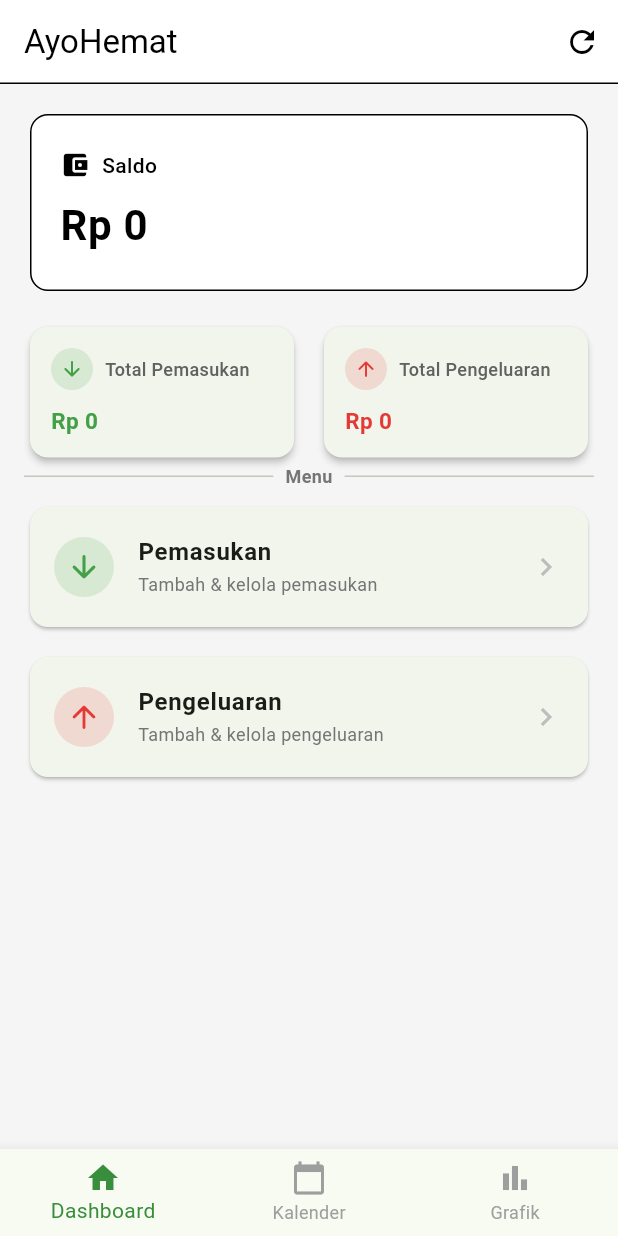
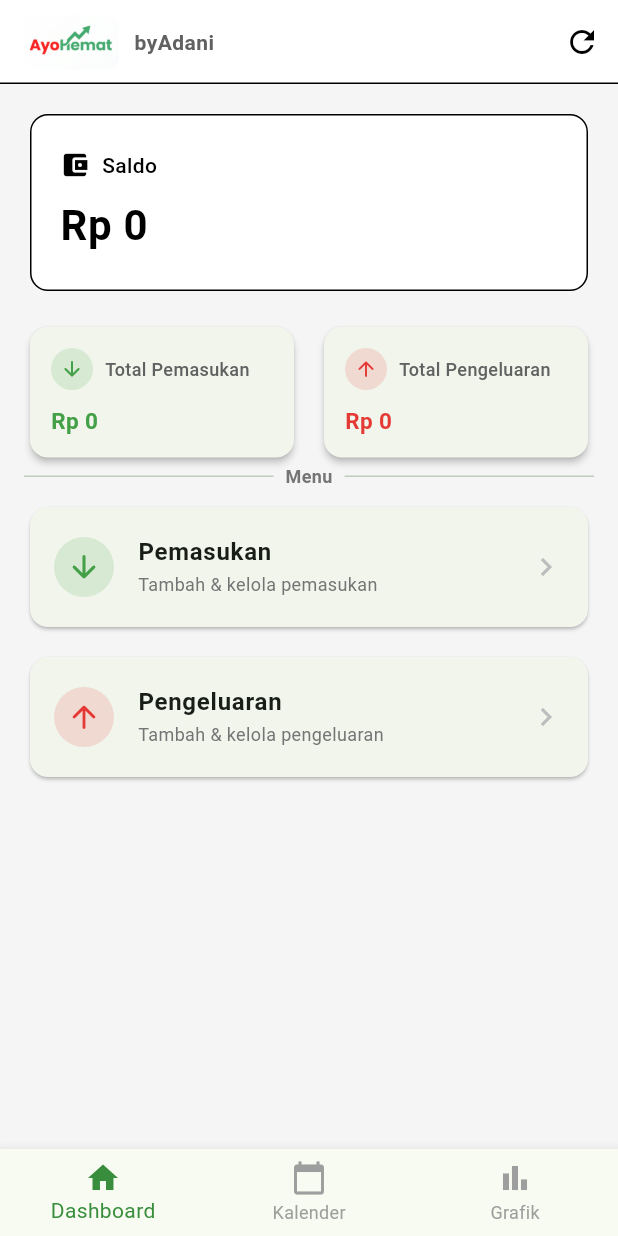
Before and after one commit to AdaniMaulidan/catat_keuangan, a Flutter app: the screen it shows after launch, on a phone screen of 412 x 824 dp. Run offline on Flutter 3.47's test engine with Material 3 defaults, Android fonts, the phone set to English and light mode, and no system bars; our stand-ins replace fl_chart, sqflite, sqflite_common_ffi, sqflite_common_ffi_web, table_calendar; accounts and stored records are empty.

Commit message:
feat: display app logo and byAdani identity in dashboard header

```diff
--- a/lib/screens/dashboard/dashboard_screen.dart
+++ b/lib/screens/dashboard/dashboard_screen.dart
@@ -89,7 +89,33 @@ class _DashboardScreenState extends State<DashboardScreen> {
     return Scaffold(
       backgroundColor: Colors.grey.shade100,
       appBar: AppBar(
-        title: const Text('AyoHemat'),
+        title: Row(
+          mainAxisSize: MainAxisSize.min,
+          children: [
+            ClipRRect(
+              borderRadius: BorderRadius.circular(8),
+              child: Image.asset(
+                'assets/images/AyoHemat.jpg',
+                height: 36,
+                fit: BoxFit.contain,
+                errorBuilder: (context, error, stackTrace) => const Icon(
+                  Icons.account_balance_wallet,
+                  color: Colors.green,
+                ),
+              ),
+            ),
+            const SizedBox(width: 10),
+            Text(
+              'byAdani',
+              style: TextStyle(
+                fontSize: 14,
+                fontWeight: FontWeight.w600,
+                color: Colors.grey.shade700,
+                letterSpacing: 0.3,
+              ),
+            ),
+          ],
+        ),
         backgroundColor: Colors.white,
         foregroundColor: Colors.black,
         elevation: 0,
```
